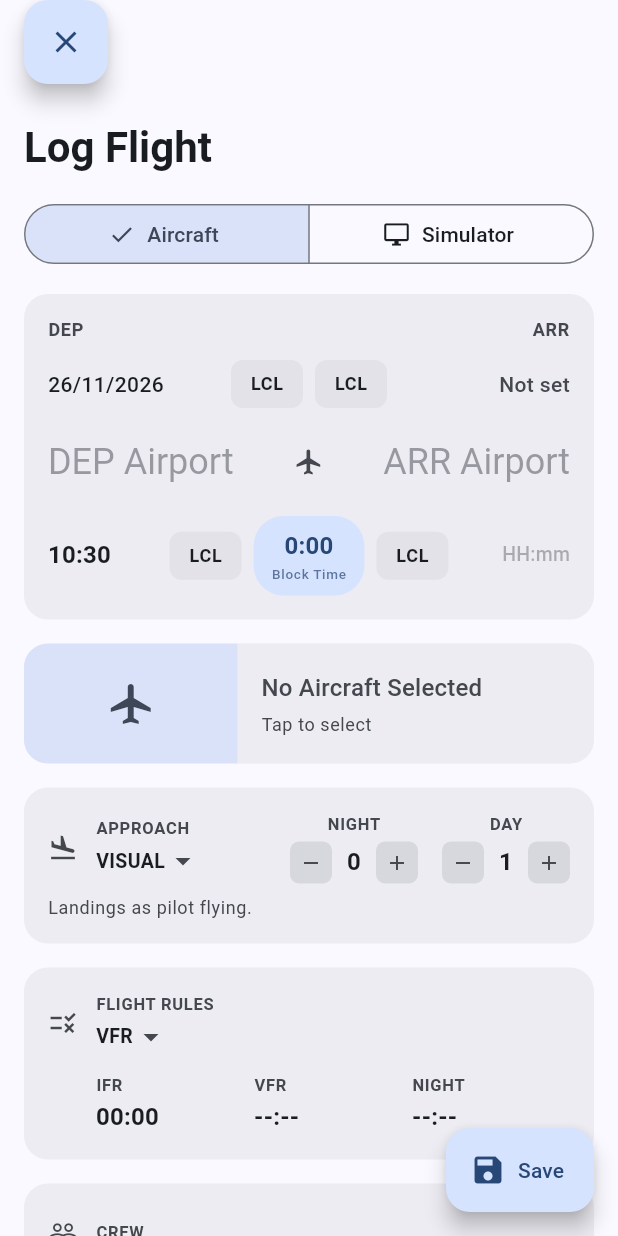
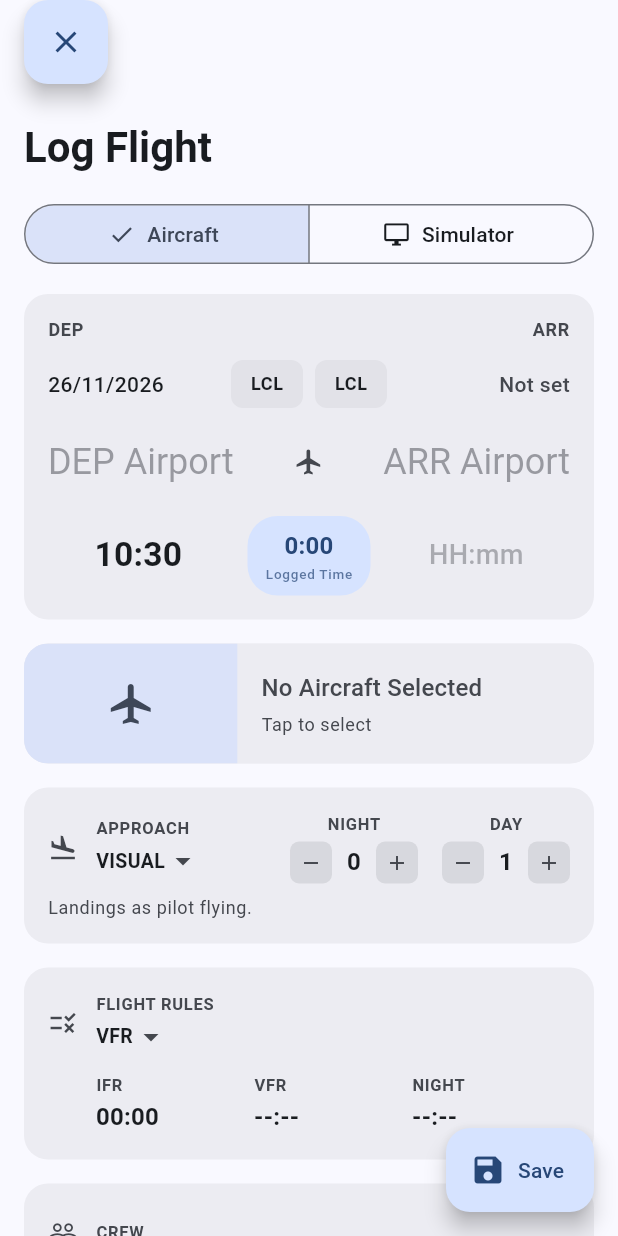
Before and after one commit to winstriker/Zenith, a Flutter app: the FlightFormPage screen opened directly, on a phone screen of 412 x 824 dp. Run offline on Flutter 3.47's test engine with Material 3 defaults, Android fonts, the phone set to English and light mode, and no system bars; our stand-ins replace app_links, drift, drift_flutter, fl_chart, flutter_local_notifications, flutter_map and 11 more; missing offline and left inert: country_flags, dart:ffi, flutter_map_vector_tiles, lat_lng_to_timezone, workmanager; accounts and stored records are empty; generated files the repository leaves out were written again; network calls fail; statements that could not run were skipped; project files that could hold a hidden picture were left out.

Commit message:
feat(flights): Removed unused pill and larger hour input in flight form

```diff
--- a/lib/widgets/flight_card.dart
+++ b/lib/widgets/flight_card.dart
@@ -194,18 +194,13 @@ class _FlightEndpoint extends StatelessWidget {
         ),
         if (time != null && time.timeZoneOffset != Duration.zero) ...[
           const SizedBox(height: 2),
-          Container(
-            padding: const EdgeInsets.symmetric(horizontal: 6, vertical: 2),
-            decoration: BoxDecoration(
-              color: cs.surfaceContainerHighest.withValues(alpha: 0.7),
-              borderRadius: BorderRadius.circular(4),
+          Text(
+            '${_timeFormat.format(time.toUtc())} UTC',
+            style: theme.textTheme.labelSmall?.copyWith(
+              fontSize: 10,
+              color: cs.onSurfaceVariant.withValues(alpha: 0.6),
             ),
-            child: Text(
-              'UTC ${_timeFormat.format(time.toUtc())}',
-              style: theme.textTheme.labelSmall?.copyWith(
-                color: cs.onSurfaceVariant,
-              ),
-            ),
+            textAlign: alignEnd ? TextAlign.right : TextAlign.left,
           ),
         ],
       ],
--- a/lib/widgets/flight_form_card.dart
+++ b/lib/widgets/flight_form_card.dart
@@ -54,6 +54,9 @@ class FlightFormCard extends StatelessWidget {
   /// The instants the dates and times stand for; null until known.
   final tz.TZDateTime? departure;
   final tz.TZDateTime? arrival;
+
+  /// The times have the row to themselves, no zone chips beside them.
+  static const _timeScale = 1.4;
 
   @override
   Widget build(BuildContext context) {
@@ -189,33 +192,34 @@ class FlightFormCard extends StatelessWidget {
             Row(
               children: [
                 Expanded(
-                  child: _TimeSide(
-                    time: IntrinsicWidth(
+                  child: Align(
+                    alignment: Alignment.center,
+                    child: IntrinsicWidth(
                       child: TimeInput(
                         value: depTime,
                         hint: 'HH:mm',
                         onChanged: onDepTimeChanged,
                         textAlign: TextAlign.start,
+                        scale: _timeScale,
                       ),
                     ),
-                    zone: TzChip(label: depTzLabel),
                   ),
                 ),
                 const SizedBox(width: 8),
-                TimePill(label: "Block Time", start: departure, end: arrival),
+                TimePill(label: "Logged Time", start: departure, end: arrival),
                 const SizedBox(width: 8),
                 Expanded(
-                  child: _TimeSide(
-                    isArrival: true,
-                    time: IntrinsicWidth(
+                  child: Align(
+                    alignment: Alignment.center,
+                    child: IntrinsicWidth(
                       child: TimeInput(
                         value: arrTime,
                         hint: 'HH:mm',
                         onChanged: onArrTimeChanged,
                         textAlign: TextAlign.end,
+                        scale: _timeScale,
                       ),
                     ),
-                    zone: TzChip(label: arrTzLabel),
                   ),
                 ),
               ],
@@ -226,31 +230,3 @@ class FlightFormCard extends StatelessWidget {
     );
   }
 }
-
-/// [time] at the edge of the card and its [zone] towards the middle. Short of
-/// room, it is the zone that shrinks: the time is always readable.
-class _TimeSide extends StatelessWidget {
-  const _TimeSide({
-    required this.time,
-    required this.zone,
-    this.isArrival = false,
-  });
-  final Widget time;
-  final Widget zone;
-  final bool isArrival;
-
-  @override
-  Widget build(BuildContext context) {
-    final children = [
-      time,
-      const SizedBox(width: 8),
-      Flexible(
-        child: FittedBox(fit: BoxFit.scaleDown, child: zone),
-      ),
-    ];
-    return Row(
-      mainAxisAlignment: MainAxisAlignment.spaceBetween,
-      children: isArrival ? children.reversed.toList() : children,
-    );
-  }
-}
--- a/lib/widgets/time_input.dart
+++ b/lib/widgets/time_input.dart
@@ -8,15 +8,20 @@ class TimeInput extends StatelessWidget {
     required this.hint,
     required this.onChanged,
     this.textAlign = TextAlign.center,
+    this.scale = 1,
   });
   final String value;
   final String hint;
   final ValueChanged<String> onChanged;
   final TextAlign textAlign;
 
+  /// Multiplies the text size, hint included.
+  final double scale;
+
   @override
   Widget build(BuildContext context) {
     final theme = Theme.of(context);
+    final fontSize = (theme.textTheme.titleMedium?.fontSize ?? 16) * scale;
 
     // The room the text leaves for the cursor after it.
     final caret = textAlign == TextAlign.end ? 3.0 : 0.0;
@@ -31,7 +36,7 @@ class TimeInput extends StatelessWidget {
         decoration: InputDecoration(
           // On the baseline of the larger input: up to its centre.
           hint: Transform.translate(
-            offset: Offset(-caret, -1.5),
+            offset: Offset(-caret, -1.5 * scale),
             child: Text(
               hint,
               textAlign: textAlign,
@@ -40,7 +45,7 @@ class TimeInput extends StatelessWidget {
                 color: theme.colorScheme.onSurfaceVariant.withValues(
                   alpha: 0.4,
                 ),
-                fontSize: 13,
+                fontSize: 13 * scale,
                 fontWeight: FontWeight.w500,
               ),
             ),
@@ -53,6 +58,7 @@ class TimeInput extends StatelessWidget {
           filled: false,
         ),
         style: theme.textTheme.titleMedium?.copyWith(
+          fontSize: fontSize,
           fontWeight: FontWeight.w600,
         ),
         onChanged: onChanged,
--- a/lib/widgets/time_pill.dart
+++ b/lib/widgets/time_pill.dart
@@ -3,14 +3,24 @@ import 'package:timezone/timezone.dart' as tz;
 
 /// Used for block time in [FlightFormCard]
 class TimePill extends StatelessWidget {
-  const TimePill({super.key, this.start, this.end, required this.label});
+  const TimePill({
+    super.key,
+    this.start,
+    this.end,
+    required this.label,
+    this.scale = 1,
+  });
   final tz.TZDateTime? start;
   final tz.TZDateTime? end;
   final String label;
 
+  /// Multiplies the text size and padding.
+  final double scale;
+
   @override
   Widget build(BuildContext context) {
     final theme = Theme.of(context);
+    final fontSize = (theme.textTheme.titleMedium?.fontSize ?? 16) * scale;
     final cs = theme.colorScheme;
     String blockTime = '0:00';
     if (start != null && end != null) {
@@ -23,7 +33,10 @@ class TimePill extends StatelessWidget {
       }
     }
     return Container(
-      padding: const EdgeInsets.symmetric(horizontal: 12, vertical: 8),
+      padding: EdgeInsets.symmetric(
+        horizontal: 12 * scale,
+        vertical: 8 * scale,
+      ),
       decoration: BoxDecoration(
         color: cs.primaryContainer,
         borderRadius: BorderRadius.circular(20),
@@ -33,6 +46,7 @@ class TimePill extends StatelessWidget {
           Text(
             blockTime,
             style: theme.textTheme.titleMedium?.copyWith(
+              fontSize: fontSize,
               fontWeight: FontWeight.bold,
               color: cs.onPrimaryContainer,
             ),
@@ -41,7 +55,7 @@ class TimePill extends StatelessWidget {
             label,
             style: theme.textTheme.labelSmall?.copyWith(
               color: cs.onPrimaryContainer.withValues(alpha: 0.7),
-              fontSize: 9,
+              fontSize: 9 * scale,
             ),
           ),
         ],
```
